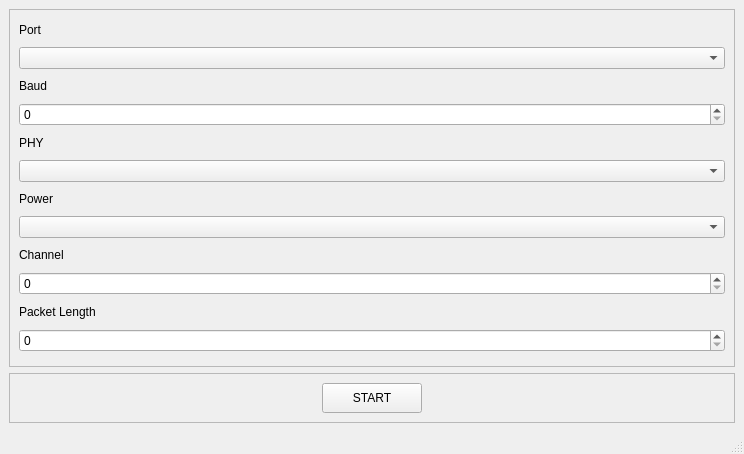
EricB-ADI/BLE_DTM_TX, file src/dtm_tx.ui: the form before one commit.
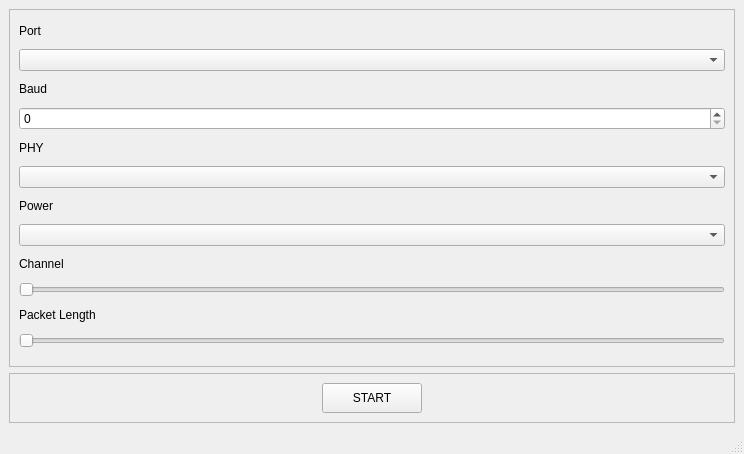
The form after the commit.

Diff of the .ui file:
```diff
--- a/src/dtm_tx.ui
+++ b/src/dtm_tx.ui
@@ -122,7 +122,14 @@
         </widget>
        </item>
        <item>
-        <widget class="QSpinBox" name="channel_select"/>
+        <widget class="QSlider" name="channel_select">
+         <property name="maximum">
+          <number>39</number>
+         </property>
+         <property name="orientation">
+          <enum>Qt::Horizontal</enum>
+         </property>
+        </widget>
        </item>
        <item>
         <widget class="QLabel" name="label_7">
@@ -138,7 +145,14 @@
         </widget>
        </item>
        <item>
-        <widget class="QSpinBox" name="packet_len_select"/>
+        <widget class="QSlider" name="packet_len_select">
+         <property name="maximum">
+          <number>255</number>
+         </property>
+         <property name="orientation">
+          <enum>Qt::Horizontal</enum>
+         </property>
+        </widget>
        </item>
       </layout>
      </widget>
```
Left out of the diff: 4 changed lines with no effect on the pictures.
